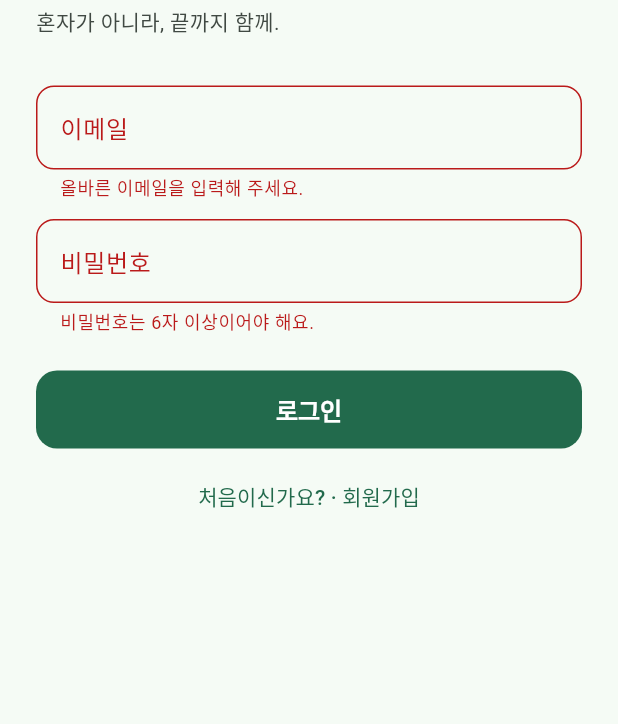
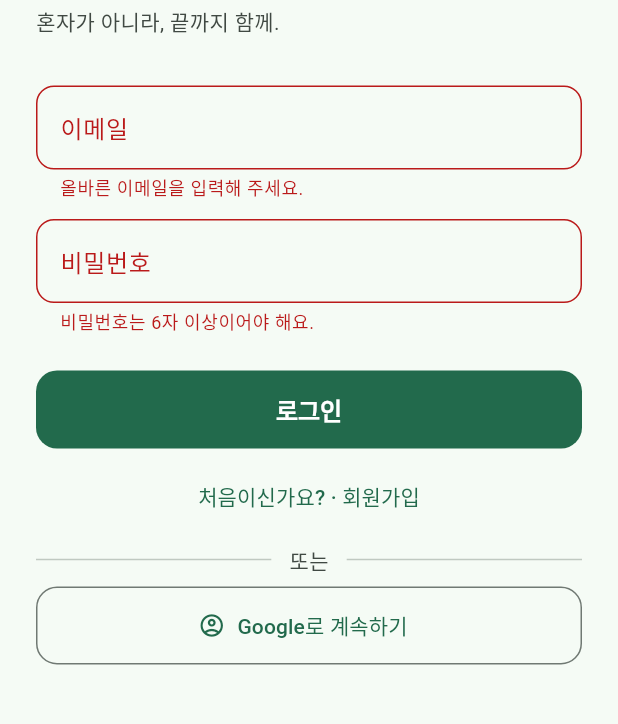
Before and after one commit to Hyunjoon-Jin/Switchon, a Flutter app: the SignInScreen screen opened directly, after a tap on "로그인", on a phone screen of 412 x 824 dp, the part 240-964 px from its top. Run offline on Flutter 3.47's test engine with Material 3 defaults, Android fonts, the phone set to English and light mode, and no system bars; our stand-ins replace flutter_local_notifications, flutter_riverpod, flutter_timezone, image_picker, shared_preferences, supabase_flutter and 1 more; accounts and stored records are empty.

Commit message:
feat(auth): 구글 로그인(signInWithOAuth) 버튼 추가
- AuthService.signInWithGoogle: 웹은 현재 origin 복귀, 네이티브는 딥링크
- 로그인 화면에 'Google로 계속하기' 버튼 + 구분선

Co-Authored-By: Claude Opus 4.8 <noreply@anthropic.com>
Claude-Session: https://claude.ai/code/session_01WMpfYTDcJ9BBuWUDunbssK

```diff
--- a/lib/data/services/auth_service.dart
+++ b/lib/data/services/auth_service.dart
@@ -1,10 +1,21 @@
+import 'package:flutter/foundation.dart' show kIsWeb;
 import 'package:supabase_flutter/supabase_flutter.dart';
 
-/// 이메일/비밀번호 기반 인증 (MVP). 추후 OAuth(Apple/Google)로 확장 가능.
+/// 이메일/비밀번호 + 구글 OAuth 인증.
 class AuthService {
   AuthService(this._client);
 
   final SupabaseClient _client;
+
+  /// 구글 로그인. 웹에서는 현재 주소로 리디렉트되어 돌아오며,
+  /// Supabase 가 돌아온 세션을 자동으로 인식한다.
+  Future<bool> signInWithGoogle() {
+    return _client.auth.signInWithOAuth(
+      OAuthProvider.google,
+      // 웹은 현재 origin 으로 자동 복귀. 네이티브는 딥링크 사용(추후).
+      redirectTo: kIsWeb ? null : 'io.supabase.switchon://login-callback',
+    );
+  }
 
   Future<AuthResponse> signUp({
     required String email,
--- a/lib/features/auth/sign_in_screen.dart
+++ b/lib/features/auth/sign_in_screen.dart
@@ -52,6 +52,24 @@ class _SignInScreenState extends ConsumerState<SignInScreen> {
         );
       }
       // 성공 시 authStateProvider 가 갱신되어 게이트가 자동 전환됩니다.
+    } on AuthException catch (e) {
+      if (mounted) setState(() => _error = e.message);
+    } catch (e) {
+      if (mounted) setState(() => _error = '$e');
+    } finally {
+      if (mounted) setState(() => _loading = false);
+    }
+  }
+
+  Future<void> _googleSignIn() async {
+    setState(() {
+      _loading = true;
+      _error = null;
+      _info = null;
+    });
+    try {
+      await ref.read(authServiceProvider).signInWithGoogle();
+      // 웹에서는 구글 페이지로 이동했다가 돌아오면 게이트가 자동 전환됩니다.
     } on AuthException catch (e) {
       if (mounted) setState(() => _error = e.message);
     } catch (e) {
@@ -143,6 +161,25 @@ class _SignInScreenState extends ConsumerState<SignInScreen> {
                       ? '이미 계정이 있어요 · 로그인'
                       : '처음이신가요? · 회원가입'),
                 ),
+                const SizedBox(height: 8),
+                Row(
+                  children: [
+                    const Expanded(child: Divider()),
+                    Padding(
+                      padding: const EdgeInsets.symmetric(horizontal: 12),
+                      child: Text('또는',
+                          style: TextStyle(
+                              color: theme.colorScheme.onSurfaceVariant)),
+                    ),
+                    const Expanded(child: Divider()),
+                  ],
+                ),
+                const SizedBox(height: 8),
+                OutlinedButton.icon(
+                  onPressed: _loading ? null : _googleSignIn,
+                  icon: const Icon(Icons.account_circle_outlined),
+                  label: const Text('Google로 계속하기'),
+                ),
               ],
             ),
           ),
```
